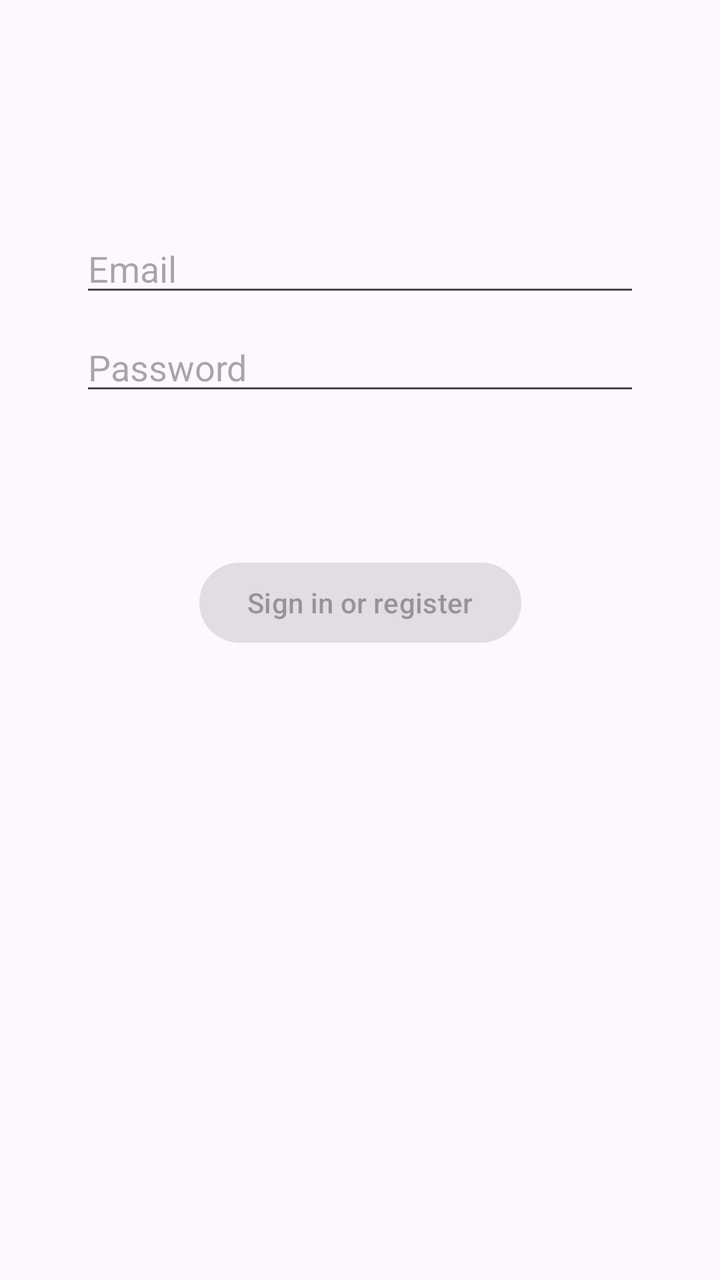
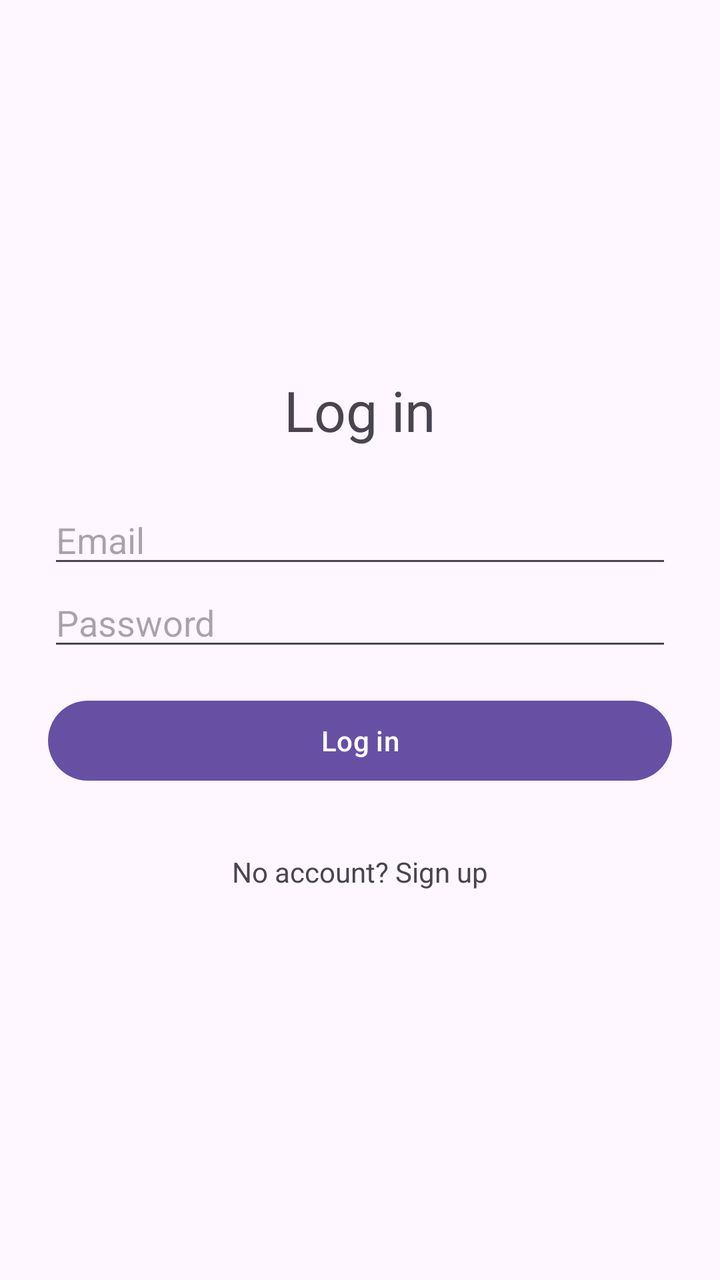

An Android layout rendered at two revisions. The XML below is the earlier revision; the diff shows what the commit changed to produce the second picture.
<!-- AndroidManifest.xml: application theme Theme.PulseHealth -->
<!-- res/layout/fragment_login.xml -->
<?xml version="1.0" encoding="utf-8"?>
<androidx.constraintlayout.widget.ConstraintLayout xmlns:android="http://schemas.android.com/apk/res/android"
    xmlns:app="http://schemas.android.com/apk/res-auto"
    xmlns:tools="http://schemas.android.com/tools"
    android:id="@+id/container"
    android:layout_width="match_parent"
    android:layout_height="match_parent"
    android:paddingLeft="@dimen/fragment_horizontal_margin"
    android:paddingTop="@dimen/fragment_vertical_margin"
    android:paddingRight="@dimen/fragment_horizontal_margin"
    android:paddingBottom="@dimen/fragment_vertical_margin"
    tools:context=".ui.login.LoginFragment">

    <EditText
        android:id="@+id/username"
        android:layout_width="0dp"
        android:layout_height="wrap_content"
        android:layout_marginStart="24dp"
        android:layout_marginTop="96dp"
        android:layout_marginEnd="24dp"
        android:autofillHints="@string/prompt_email"
        android:hint="@string/prompt_email"
        android:inputType="textEmailAddress"
        android:selectAllOnFocus="true"
        app:layout_constraintEnd_toEndOf="parent"
        app:layout_constraintStart_toStartOf="parent"
        app:layout_constraintTop_toTopOf="parent" />

    <EditText
        android:id="@+id/password"
        android:layout_width="0dp"
        android:layout_height="wrap_content"
        android:layout_marginStart="24dp"
        android:layout_marginTop="8dp"
        android:layout_marginEnd="24dp"
        android:autofillHints="@string/prompt_password"
        android:hint="@string/prompt_password"
        android:imeActionLabel="@string/action_sign_in_short"
        android:imeOptions="actionDone"
        android:inputType="textPassword"
        android:selectAllOnFocus="true"
        app:layout_constraintEnd_toEndOf="parent"
        app:layout_constraintStart_toStartOf="parent"
        app:layout_constraintTop_toBottomOf="@+id/username" />

    <Button
        android:id="@+id/login"
        android:layout_width="wrap_content"
        android:layout_height="wrap_content"
        android:layout_gravity="start"
        android:layout_marginStart="48dp"
        android:layout_marginTop="16dp"
        android:layout_marginEnd="48dp"
        android:layout_marginBottom="64dp"
        android:enabled="false"
        android:text="@string/action_sign_in"
        app:layout_constraintBottom_toBottomOf="parent"
        app:layout_constraintEnd_toEndOf="parent"
        app:layout_constraintStart_toStartOf="parent"
        app:layout_constraintTop_toBottomOf="@+id/password"
        app:layout_constraintVertical_bias="0.2" />

    <ProgressBar
        android:id="@+id/loading"
        android:layout_width="wrap_content"
        android:layout_height="wrap_content"
        android:layout_gravity="center"
        android:layout_marginStart="32dp"
        android:layout_marginTop="64dp"
        android:layout_marginEnd="32dp"
        android:layout_marginBottom="64dp"
        android:visibility="gone"
        app:layout_constraintBottom_toBottomOf="parent"
        app:layout_constraintEnd_toEndOf="@+id/password"
        app:layout_constraintStart_toStartOf="@+id/password"
        app:layout_constraintTop_toTopOf="parent"
        app:layout_constraintVertical_bias="0.3" />
</androidx.constraintlayout.widget.ConstraintLayout>
<!-- resources referenced by this layout -->
<resources>
  <dimen name="fragment_horizontal_margin">16dp</dimen>
  <dimen name="fragment_vertical_margin">16dp</dimen>
  <string name="action_sign_in">Sign in or register</string>
  <string name="action_sign_in_short">Sign in</string>
  <string name="prompt_email">Email</string>
  <string name="prompt_password">Password</string>
  <style name="Theme.PulseHealth" parent="Base.Theme.PulseHealth" />
  <style name="Base.Theme.PulseHealth" parent="Theme.Material3.DayNight.NoActionBar">
          
          
      </style>
</resources>

<!-- the commit's change to res/layout/fragment_login.xml (unified diff, before → after) -->
@@ -1,78 +1,59 @@
 <?xml version="1.0" encoding="utf-8"?>
-<androidx.constraintlayout.widget.ConstraintLayout xmlns:android="http://schemas.android.com/apk/res/android"
-    xmlns:app="http://schemas.android.com/apk/res-auto"
-    xmlns:tools="http://schemas.android.com/tools"
-    android:id="@+id/container"
+<LinearLayout xmlns:android="http://schemas.android.com/apk/res/android"
     android:layout_width="match_parent"
     android:layout_height="match_parent"
-    android:paddingLeft="@dimen/fragment_horizontal_margin"
-    android:paddingTop="@dimen/fragment_vertical_margin"
-    android:paddingRight="@dimen/fragment_horizontal_margin"
-    android:paddingBottom="@dimen/fragment_vertical_margin"
-    tools:context=".ui.login.LoginFragment">
+    android:orientation="vertical"
+    android:gravity="center"
+    android:padding="24dp">
+
+    <TextView
+        android:layout_width="wrap_content"
+        android:layout_height="wrap_content"
+        android:text="@string/log_in"
+        android:textSize="28sp"
+        android:layout_marginBottom="24dp" />
 
     <EditText
-        android:id="@+id/username"
-        android:layout_width="0dp"
+        android:id="@+id/etEmail"
+        android:layout_width="match_parent"
         android:layout_height="wrap_content"
-        android:layout_marginStart="24dp"
-        android:layout_marginTop="96dp"
-        android:layout_marginEnd="24dp"
-        android:autofillHints="@string/prompt_email"
-        android:hint="@string/prompt_email"
-        android:inputType="textEmailAddress"
-        android:selectAllOnFocus="true"
-        app:layout_constraintEnd_toEndOf="parent"
-        app:layout_constraintStart_toStartOf="parent"
-        app:layout_constraintTop_toTopOf="parent" />
+        android:hint="@string/email"
+        android:inputType="textEmailAddress" />
 
     <EditText
-        android:id="@+id/password"
-        android:layout_width="0dp"
+        android:id="@+id/etPassword"
+        android:layout_width="match_parent"
         android:layout_height="wrap_content"
-        android:layout_marginStart="24dp"
+        android:hint="@string/password"
+        android:inputType="textPassword" />
+
+    <TextView
+        android:id="@+id/tvError"
+        android:layout_width="wrap_content"
+        android:layout_height="wrap_content"
+        android:textColor="#D32F2F"
         android:layout_marginTop="8dp"
-        android:layout_marginEnd="24dp"
-        android:autofillHints="@string/prompt_password"
-        android:hint="@string/prompt_password"
-        android:imeActionLabel="@string/action_sign_in_short"
-        android:imeOptions="actionDone"
-        android:inputType="textPassword"
-        android:selectAllOnFocus="true"
-        app:layout_constraintEnd_toEndOf="parent"
-        app:layout_constraintStart_toStartOf="parent"
-        app:layout_constraintTop_toBottomOf="@+id/username" />
+        android:visibility="gone" />
 
     <Button
-        android:id="@+id/login"
+        android:id="@+id/btnLogin"
+        android:layout_width="match_parent"
+        android:layout_height="wrap_content"
+        android:layout_marginTop="16dp"
+        android:text="@string/log_in" />
+
+    <ProgressBar
+        android:id="@+id/progress"
         android:layout_width="wrap_content"
         android:layout_height="wrap_content"
-        android:layout_gravity="start"
-        android:layout_marginStart="48dp"
         android:layout_marginTop="16dp"
-        android:layout_marginEnd="48dp"
-        android:layout_marginBottom="64dp"
-        android:enabled="false"
-        android:text="@string/action_sign_in"
-        app:layout_constraintBottom_toBottomOf="parent"
-        app:layout_constraintEnd_toEndOf="parent"
-        app:layout_constraintStart_toStartOf="parent"
-        app:layout_constraintTop_toBottomOf="@+id/password"
-        app:layout_constraintVertical_bias="0.2" />
+        android:visibility="gone" />
 
-    <ProgressBar
-        android:id="@+id/loading"
+    <TextView
+        android:id="@+id/tvGoToSignup"
         android:layout_width="wrap_content"
         android:layout_height="wrap_content"
-        android:layout_gravity="center"
-        android:layout_marginStart="32dp"
-        android:layout_marginTop="64dp"
-        android:layout_marginEnd="32dp"
-        android:layout_marginBottom="64dp"
-        android:visibility="gone"
-        app:layout_constraintBottom_toBottomOf="parent"
-        app:layout_constraintEnd_toEndOf="@+id/password"
-        app:layout_constraintStart_toStartOf="@+id/password"
-        app:layout_constraintTop_toTopOf="parent"
-        app:layout_constraintVertical_bias="0.3" />
-</androidx.constraintlayout.widget.ConstraintLayout>
+        android:layout_marginTop="24dp"
+        android:padding="8dp"
+        android:text="@string/no_account_sign_up" />
+</LinearLayout>
<!-- resource entries referenced after the edit -->
@@ -1,11 +1,9 @@
 <!-- resources referenced by this layout -->
 <resources>
-  <dimen name="fragment_horizontal_margin">16dp</dimen>
-  <dimen name="fragment_vertical_margin">16dp</dimen>
-  <string name="action_sign_in">Sign in or register</string>
-  <string name="action_sign_in_short">Sign in</string>
-  <string name="prompt_email">Email</string>
-  <string name="prompt_password">Password</string>
+  <string name="email">Email</string>
+  <string name="log_in">Log in</string>
+  <string name="no_account_sign_up">No account? Sign up</string>
+  <string name="password">Password</string>
   <style name="Theme.PulseHealth" parent="Base.Theme.PulseHealth" />
   <style name="Base.Theme.PulseHealth" parent="Theme.Material3.DayNight.NoActionBar">
           
